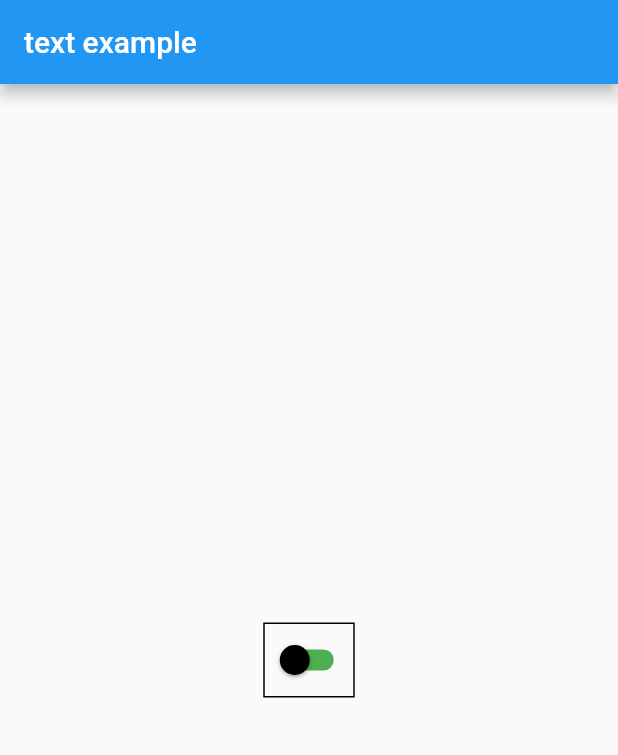
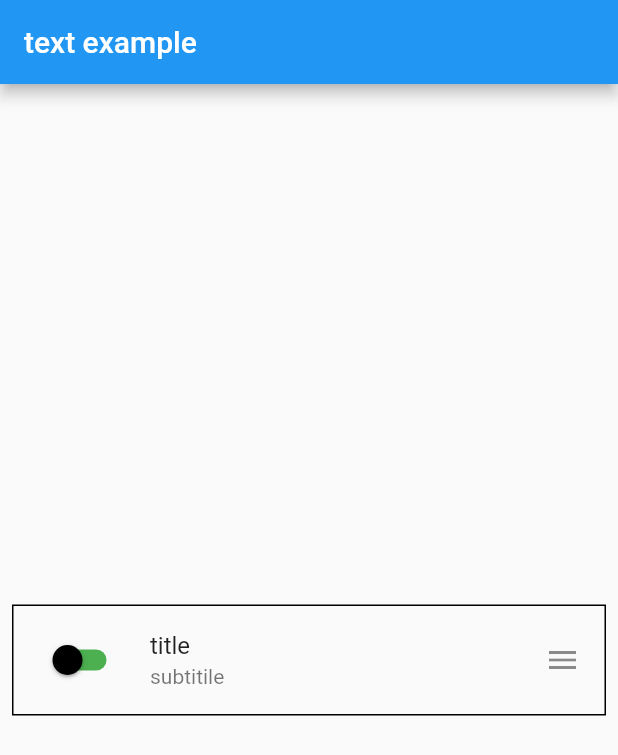
Before and after one commit to mridul0098/switch, a Flutter app: the screen it shows after launch, on a phone screen of 412 x 824 dp. Shown: the top 755 px of the screen. Run offline on Flutter 3.47's test engine with Material 2 defaults, Android fonts, the phone set to English and light mode, and no system bars.

Commit message:
switch list title

```diff
--- a/lib/main.dart
+++ b/lib/main.dart
@@ -28,7 +28,7 @@ class _myappState extends State<myapp> {
       child: Center(
         child: Container(
           decoration: BoxDecoration(border: Border.all(color: Colors.black)),
-          child: Switch(
+          child: SwitchListTile(
             value: _svalue,
             onChanged: (value) {
               setState(() {
@@ -39,6 +39,13 @@ class _myappState extends State<myapp> {
             activeColor: Colors.amber,
             inactiveThumbColor: Colors.black,
             inactiveTrackColor: Colors.green,
+            title: Text("title"),
+            subtitle: Text("subtitile"),
+            secondary: Icon(
+              Icons.menu,
+
+              ),
+            controlAffinity: ListTileControlAffinity.leading,
           ),
         ),
       ),
```
